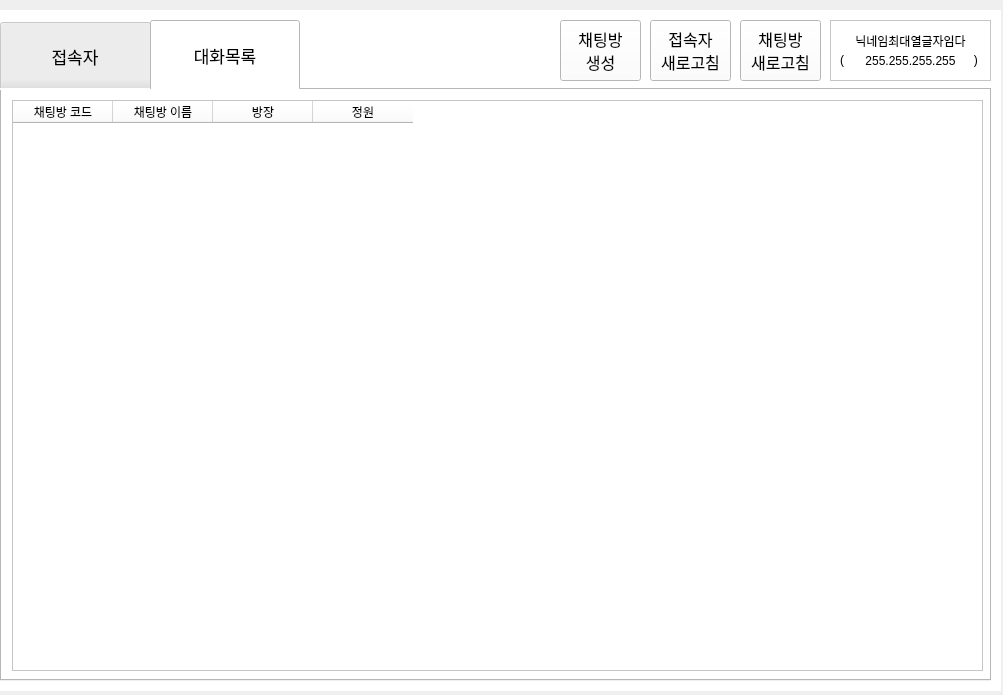
First picture: the form in main.ui, repository zze3312/project6, before the edit.
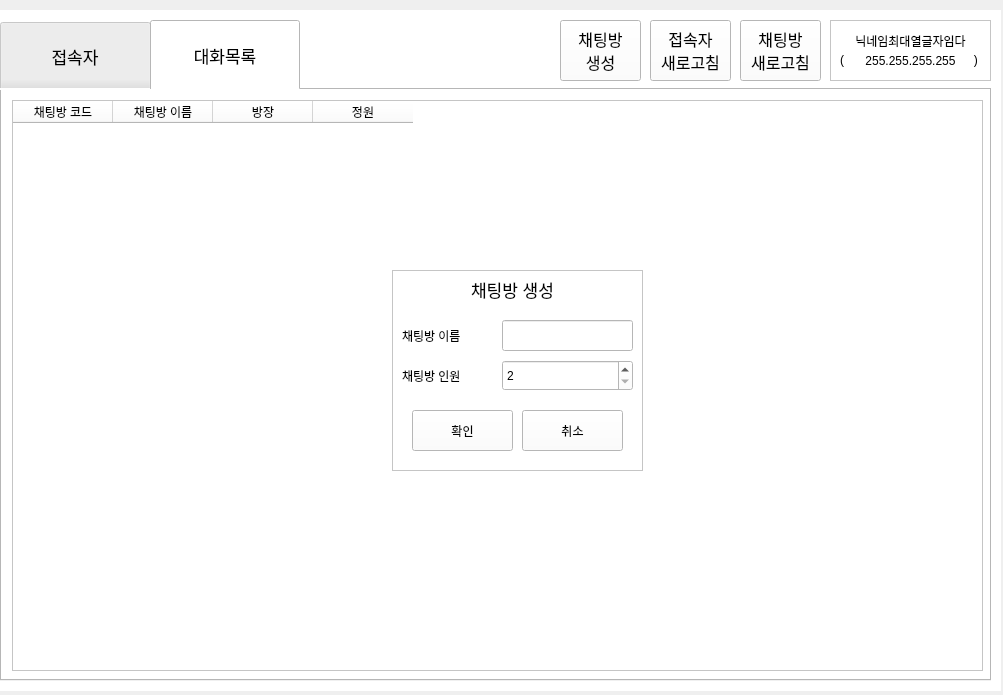
Second picture: the form after the edit.

What changed in the file:
```diff
--- a/main.ui
+++ b/main.ui
@@ -165,9 +165,127 @@
         </property>
        </column>
       </widget>
+      <widget class="QFrame" name="newChatPopup">
+       <property name="geometry">
+        <rect>
+         <x>390</x>
+         <y>180</y>
+         <width>251</width>
+         <height>201</height>
+        </rect>
+       </property>
+       <property name="frameShape">
+        <enum>QFrame::StyledPanel</enum>
+       </property>
+       <property name="frameShadow">
+        <enum>QFrame::Raised</enum>
+       </property>
+       <widget class="QLabel" name="label_2">
+        <property name="geometry">
+         <rect>
+          <x>70</x>
+          <y>10</y>
+          <width>101</width>
+          <height>19</height>
+         </rect>
+        </property>
+        <property name="font">
+         <font>
+          <pointsize>13</pointsize>
+         </font>
+        </property>
+        <property name="text">
+         <string>채팅방 생성</string>
+        </property>
+        <property name="alignment">
+         <set>Qt::AlignCenter</set>
+        </property>
+       </widget>
+       <widget class="QLineEdit" name="newChatTitle">
+        <property name="geometry">
+         <rect>
+          <x>110</x>
+          <y>50</y>
+          <width>131</width>
+          <height>31</height>
+         </rect>
+        </property>
+        <property name="placeholderText">
+         <string/>
+        </property>
+       </widget>
+       <widget class="QSpinBox" name="newChatMemCnt">
+        <property name="geometry">
+         <rect>
+          <x>110</x>
+          <y>90</y>
+          <width>131</width>
+          <height>31</height>
+         </rect>
+        </property>
+        <property name="minimum">
+         <number>2</number>
+        </property>
+        <property name="maximum">
+         <number>10</number>
+        </property>
+       </widget>
+       <widget class="QLabel" name="label_3">
+        <property name="geometry">
+         <rect>
+          <x>10</x>
+          <y>50</y>
+          <width>91</width>
+          <height>31</height>
+         </rect>
+        </property>
+        <property name="text">
+         <string>채팅방 이름</string>
+        </property>
+       </widget>
+       <widget class="QLabel" name="label_4">
+        <property name="geometry">
+         <rect>
+          <x>10</x>
+          <y>90</y>
+          <width>91</width>
+          <height>31</height>
+         </rect>
+        </property>
+        <property name="text">
+         <string>채팅방 인원</string>
+        </property>
+       </widget>
+       <widget class="QPushButton" name="createChatBtn">
+        <property name="geometry">
+         <rect>
+          <x>20</x>
+          <y>140</y>
+          <width>101</width>
+          <height>41</height>
+         </rect>
+        </property>
+        <property name="text">
+         <string>확인</string>
+        </property>
+       </widget>
+       <widget class="QPushButton" name="createChatPopCloseBtn">
+        <property name="geometry">
+         <rect>
+          <x>130</x>
+          <y>140</y>
+          <width>101</width>
+          <height>41</height>
+         </rect>
+        </property>
+        <property name="text">
+         <string>취소</string>
+        </property>
+       </widget>
+      </widget>
      </widget>
     </widget>
-    <widget class="QPushButton" name="createChatBtn">
+    <widget class="QPushButton" name="createChatPopBtn">
      <property name="geometry">
       <rect>
        <x>560</x>
```
